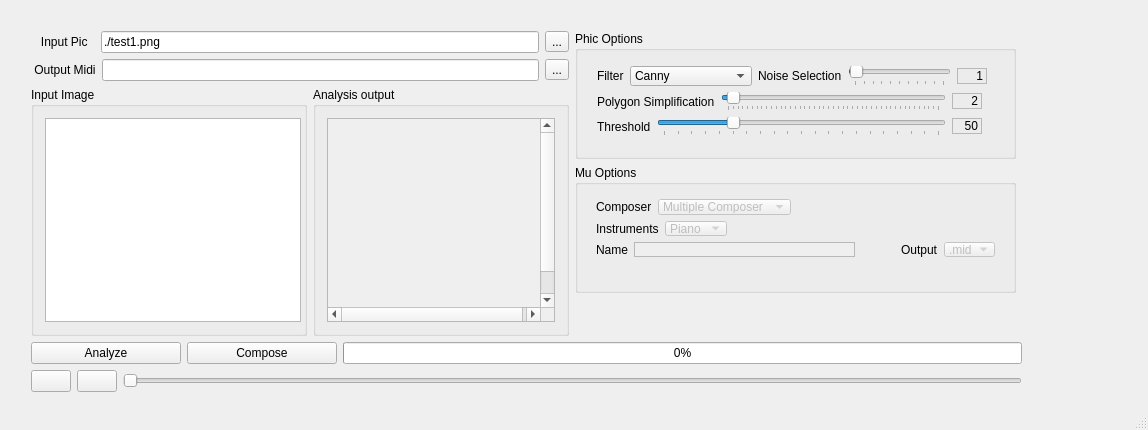
Qt form GUI/GUIQt/guimupic.ui (ImageBasedComposing/muphic) before a commit.
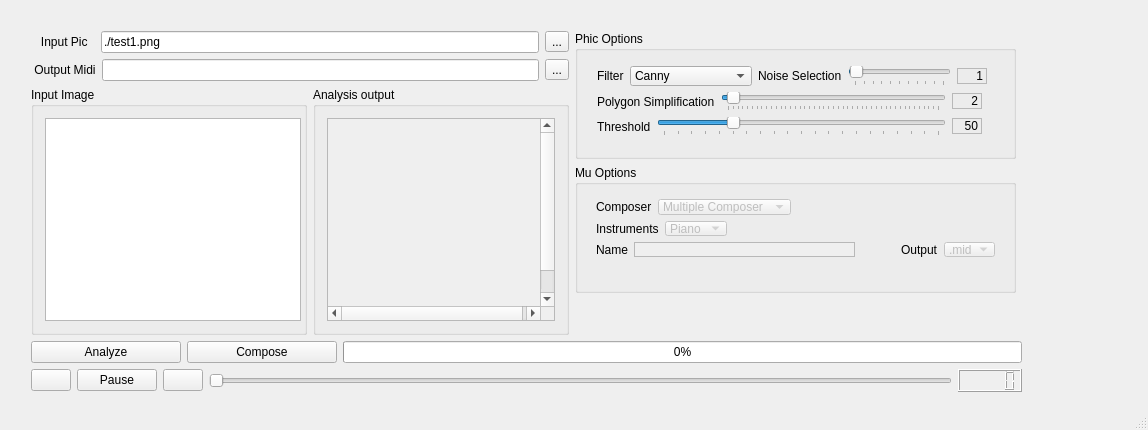
The same form after that commit. Icons and pictures are not drawn. Custom widgets are drawn as their Qt base class.

Commit message: + Hecho que s emueva la barra de desplazamiento con la cancion + Hechos botones play pause y stop + Por ahora solo lee mp3, ela rchivo que busca es 1.mp3

```diff
--- a/GUI/GUIQt/guimupic.ui
+++ b/GUI/GUIQt/guimupic.ui
@@ -798,6 +798,13 @@
            </property>
           </widget>
          </item>
+         <item>
+          <widget class="QPushButton" name="pushButton_pause">
+           <property name="text">
+            <string>Pause</string>
+           </property>
+          </widget>
+         </item>
          <item>
           <widget class="QPushButton" name="pushButton_Stop">
            <property name="text">
@@ -810,12 +817,18 @@
           </widget>
          </item>
          <item>
-          <widget class="QSlider" name="horizontalSlider">
+          <widget class="QSlider" name="horizontalSlider_Seek">
+           <property name="maximum">
+            <number>999</number>
+           </property>
            <property name="orientation">
             <enum>Qt::Horizontal</enum>
            </property>
           </widget>
          </item>
+         <item>
+          <widget class="QLCDNumber" name="timeLcd"/>
+         </item>
         </layout>
        </item>
       </layout>
```
Left out of the diff: 2 changed lines with no effect on the pictures. The commit also changes 4 other files.
